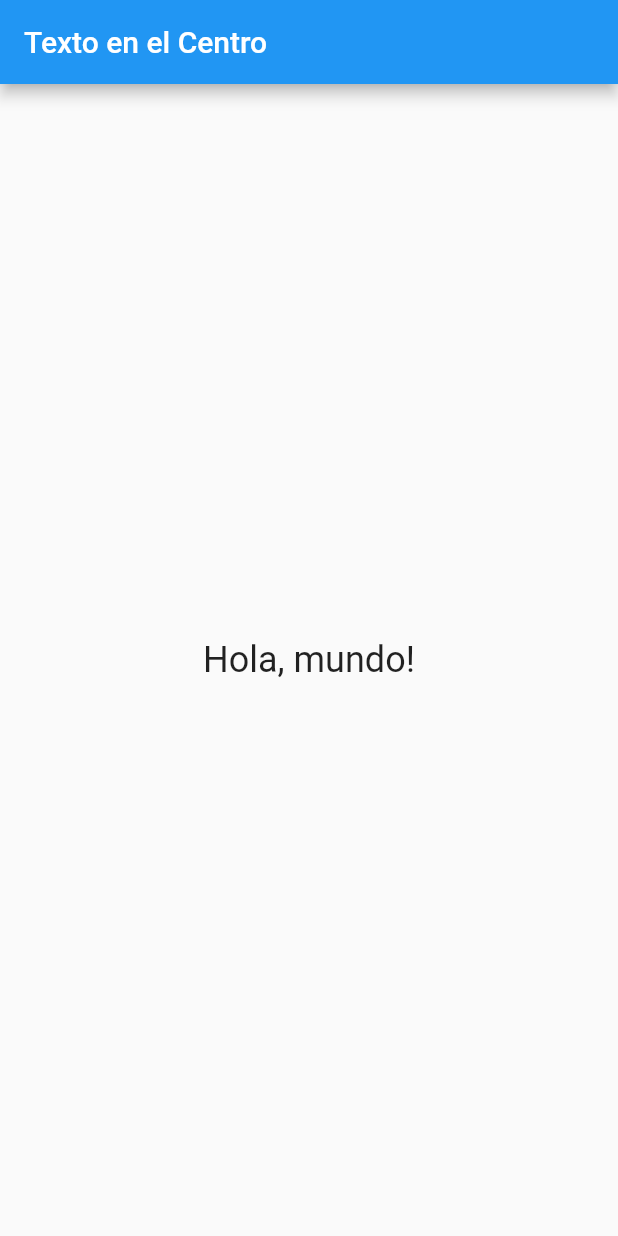
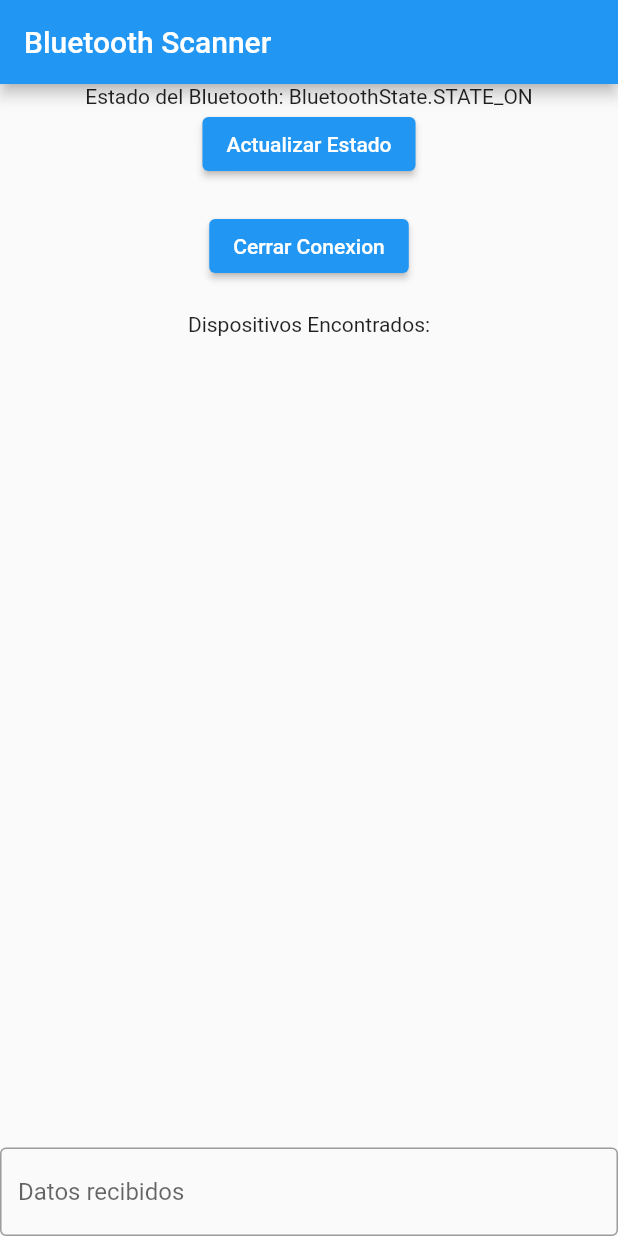
Before and after one commit to ggpachec/PulseraWifiMovil, a Flutter app: the screen it shows after launch, on a phone screen of 412 x 824 dp. Run offline on Flutter 3.47's test engine with Material 2 defaults, Android fonts, the phone set to English and light mode, and no system bars; our stand-ins replace flutter_blue_plus, flutter_bluetooth_serial, google_maps_flutter, permission_handler.

Commit message:
Bluetooth sensor serial y muestra de datos temperatura

```diff
--- a/sensor_app/lib/main.dart
+++ b/sensor_app/lib/main.dart
@@ -1,4 +1,156 @@
+import 'dart:typed_data';
+
 import 'package:flutter/material.dart';
+import 'package:flutter_bluetooth_serial/flutter_bluetooth_serial.dart';
+
+void main() => runApp(MyApp());
+
+class MyApp extends StatelessWidget {
+  @override
+  Widget build(BuildContext context) {
+    return MaterialApp(
+      title: 'Bluetooth Scanner',
+      theme: ThemeData(
+        primarySwatch: Colors.blue,
+      ),
+      home: BluetoothScreen(),
+    );
+  }
+}
+
+class BluetoothScreen extends StatefulWidget {
+  @override
+  _BluetoothScreenState createState() => _BluetoothScreenState();
+}
+
+class _BluetoothScreenState extends State<BluetoothScreen> {
+  BluetoothState _bluetoothState = BluetoothState.UNKNOWN;
+  FlutterBluetoothSerial _bluetooth = FlutterBluetoothSerial.instance;
+  List<BluetoothDevice> _devicesList = [];
+
+  BluetoothConnection? _connection;
+  TextEditingController _textController = TextEditingController();
+
+  @override
+  void initState() {
+    super.initState();
+    _init();
+  }
+
+  void _init() {
+    _getBluetoothState();
+    _startDiscovery();
+  }
+
+  void _getBluetoothState() {
+    _bluetooth.state.then((state) {
+      setState(() {
+        _bluetoothState = state;
+      });
+    });
+  }
+
+  void _startDiscovery() {
+    _bluetooth.startDiscovery().listen((r) {
+      setState(() {
+        if (!_devicesList.contains(r.device)) {
+          _devicesList.add(r.device);
+        }
+      });
+    });
+  }
+
+  @override
+  Widget build(BuildContext context) {
+    return Scaffold(
+      appBar: AppBar(
+        title: Text('Bluetooth Scanner'),
+      ),
+      body: Center(
+        child: Column(
+          mainAxisAlignment: MainAxisAlignment.center,
+          children: <Widget>[
+            Text('Estado del Bluetooth: $_bluetoothState'),
+            ElevatedButton(
+              onPressed: _init,
+              child: const Text('Actualizar Estado'),
+            ),
+            const SizedBox(height: 20),
+            ElevatedButton(
+              onPressed: _closeConection,
+              child: const Text('Cerrar Conexion'),
+            ),
+            SizedBox(height: 20),
+            Text('Dispositivos Encontrados:'),
+            Expanded(
+              child: ListView.builder(
+                itemCount: _devicesList.length,
+                itemBuilder: (context, index) {
+                  BluetoothDevice device = _devicesList[index];
+                  return ListTile(
+                    title: Text(device.name ?? 'Unknown device'),
+                    subtitle: Text(device.address.toString()),
+                    onTap: () {
+                      _connectToDevice(device);
+                    },
+                  );
+                },
+              ),
+            ),
+            SingleChildScrollView(
+              child: TextFormField(
+                controller: _textController,
+                keyboardType: TextInputType.multiline,
+                maxLines:
+                    null, // Permite que el TextArea tenga múltiples líneas
+                readOnly: true, // Hace que el TextArea sea de solo lectura
+                decoration: InputDecoration(
+                  hintText: 'Datos recibidos',
+                  border: OutlineInputBorder(),
+                ),
+              ),
+            ),
+          ],
+        ),
+      ),
+    );
+  }
+
+  void _connectToDevice(device) async {
+    try {
+      _connection = await BluetoothConnection.toAddress(device.address);
+      print('Conectado al dispositivo ${device.name}');
+
+      _connection!.input?.listen((Uint8List data) {
+        final receivedData = String.fromCharCodes(data);
+        print('Data recibida: $receivedData');
+        setState(() {
+          _textController.text +=
+              receivedData + '\n'; // Agrega el texto recibido al TextArea
+        });
+      });
+    } catch (e) {
+      print('Error al conectar: $e');
+    }
+  }
+
+  void _closeConection() async {
+    _connection?.close();
+    _connection?.dispose();
+
+    setState(() {
+      _textController.text = "";
+    });
+  }
+
+  @override
+  void dispose() {
+    _connection?.dispose(); // Asegura que la conexión se cierre correctamente
+    super.dispose();
+  }
+}
+
+/*import 'package:flutter/material.dart';
 import '../lib_bluetooth.dart';
 
 BluetoothLib objBlueGlobal = BluetoothLib();
@@ -13,12 +165,19 @@ class MyApp extends StatelessWidget {
     return MaterialApp(
       home: Scaffold(
         appBar: AppBar(
-          title: Text('Texto en el Centro'),
+          title: Text('Bluetooth'),
         ),
         body: Center(
-          child: Text(
-            'Hola, mundo!',
-            style: TextStyle(fontSize: 24),
+          child: Column(
+            mainAxisAlignment: MainAxisAlignment.center,
+            children: <Widget>[
+              ElevatedButton(
+                onPressed: () async {
+                  proceso();
+                },
+                child: Text('Bluetooth'),
+              ),
+            ],
           ),
         ),
       ),
@@ -26,7 +185,26 @@ class MyApp extends StatelessWidget {
   }
 }
 
-/*import 'package:flutter/material.dart';
+void proceso() async {
+  bool activated = await objBlueGlobal.init2();
+  if (activated) {
+    String devSerial = "";
+    var subscription;
+
+    bool founded = await objBlueGlobal.startSCAN(devSerial);
+    await objBlueGlobal.stopSCAN();
+
+    if (founded) {
+      print("ENCONTRADO: " + objBlueGlobal.currentDev.platformName);
+      await objBlueGlobal.connectDev();
+    } else {
+      print("NO SE ENCONTRO DISPOSITIVO");
+    }
+  }
+}*/
+
+/*
+import 'package:flutter/material.dart';
 import 'config_screen.dart';
 import 'temperature_sensor_screen.dart';
 import 'pressure_sensor_screen.dart';
--- a/sensor_app/lib/tracking_screen.dart
+++ b/sensor_app/lib/tracking_screen.dart
@@ -38,9 +38,10 @@ class _TrackingScreenState extends State<TrackingScreen> {
             child: GoogleMap(
               onMapCreated: _onMapCreated,
               polylines: _polylines,
+              mapType: MapType.hybrid,
               initialCameraPosition: CameraPosition(
-                target: LatLng(0, 0),
-                zoom: 15.0,
+                target: LatLng(-2.1905096678140117, -79.88968926143791),
+                zoom: 13.0,
               ),
             ),
           ),
--- a/sensor_app/pubspec.yaml
+++ b/sensor_app/pubspec.yaml
@@ -32,6 +32,7 @@ dependencies:
     sdk: flutter
   google_maps_flutter: ^2.0.10
   flutter_blue_plus: ^1.31.8
+  flutter_bluetooth_serial: ^0.4.0
   get: ^4.6.5
   permission_handler: ^11.0.1
 
```
Also changed, not shown: sensor_app/lib/lib_bluetooth.dart (+2 -10 lines), sensor_app/pubspec.lock, 2 other files.
